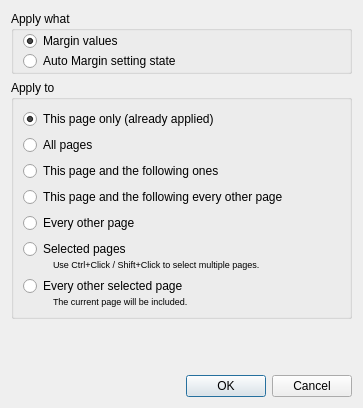
First picture: the form in filters/page_layout/ui/PageLayoutApplyDialog.ui, repository ImageProcessing-ElectronicPublications/scantailor-deviant, before the edit.
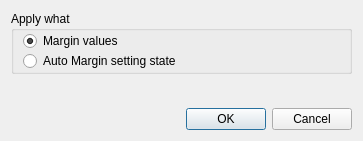
Second picture: the form after the edit. Custom widgets are drawn as their Qt base class.

Commit message:
Unified page range selection widget
All Apply to.. dialogs now use one widget for this.
Its logic is changed from "What pages to include" to combination "Page range" and "Excluding from range" which is more flexible.
To make UX transition easier for user counters of excluded and affected (range minus excluded) pages are displayed.
Also targeted pages are highlighted with yellow in thumbs list.

```diff
--- a/filters/page_layout/ui/PageLayoutApplyDialog.ui
+++ b/filters/page_layout/ui/PageLayoutApplyDialog.ui
@@ -10,7 +10,7 @@
     <x>0</x>
     <y>0</y>
     <width>363</width>
-    <height>408</height>
+    <height>141</height>
    </rect>
   </property>
   <property name="sizePolicy">
@@ -62,195 +62,7 @@
     </widget>
    </item>
    <item>
-    <widget class="QGroupBox" name="groupBox_2">
-     <property name="title">
-      <string>Apply to</string>
-     </property>
-     <layout class="QVBoxLayout" name="verticalLayout_2">
-      <item>
-       <widget class="QRadioButton" name="thisPageRB">
-        <property name="text">
-         <string>This page only (already applied)</string>
-        </property>
-        <property name="checked">
-         <bool>true</bool>
-        </property>
-       </widget>
-      </item>
-      <item>
-       <widget class="QRadioButton" name="allPagesRB">
-        <property name="text">
-         <string>All pages</string>
-        </property>
-       </widget>
-      </item>
-      <item>
-       <widget class="QRadioButton" name="thisPageAndFollowersRB">
-        <property name="text">
-         <string>This page and the following ones</string>
-        </property>
-       </widget>
-      </item>
-      <item>
-       <widget class="QWidget" name="everyOtherWidget" native="true">
-        <layout class="QVBoxLayout" name="verticalLayout_3">
-         <property name="spacing">
-          <number>0</number>
-         </property>
-         <property name="leftMargin">
-          <number>0</number>
-         </property>
-         <property name="topMargin">
-          <number>0</number>
-         </property>
-         <property name="rightMargin">
-          <number>0</number>
-         </property>
-         <property name="bottomMargin">
-          <number>0</number>
-         </property>
-         <item>
-          <widget class="QRadioButton" name="thisEveryOtherRB">
-           <property name="text">
-            <string extracomment="All odd or even pages, depending on the current page being odd or even.">This page and the following every other page</string>
-           </property>
-          </widget>
-         </item>
-        </layout>
-       </widget>
-      </item>
-      <item>
-       <widget class="QRadioButton" name="everyOtherRB">
-        <property name="text">
-         <string extracomment="All odd or even pages, depending on the current page being odd or even.">Every other page</string>
-        </property>
-       </widget>
-      </item>
-      <item>
-       <widget class="QWidget" name="selectedPagesWidget" native="true">
-        <layout class="QVBoxLayout" name="verticalLayout">
-         <property name="spacing">
-          <number>0</number>
-         </property>
-         <property name="leftMargin">
-          <number>0</number>
-         </property>
-         <property name="topMargin">
-          <number>0</number>
-         </property>
-         <property name="rightMargin">
-          <number>0</number>
-         </property>
-         <property name="bottomMargin">
-          <number>0</number>
-         </property>
-         <item>
-          <widget class="QRadioButton" name="selectedPagesRB">
-           <property name="text">
-            <string>Selected pages</string>
-           </property>
-          </widget>
-         </item>
-         <item>
-          <layout class="QHBoxLayout" name="horizontalLayout_2">
-           <property name="spacing">
-            <number>6</number>
-           </property>
-           <item>
-            <spacer name="horizontalSpacer_5">
-             <property name="orientation">
-              <enum>Qt::Horizontal</enum>
-             </property>
-             <property name="sizeType">
-              <enum>QSizePolicy::Fixed</enum>
-             </property>
-             <property name="sizeHint" stdset="0">
-              <size>
-               <width>30</width>
-               <height>0</height>
-              </size>
-             </property>
-            </spacer>
-           </item>
-           <item>
-            <widget class="QLabel" name="selectedPagesHint">
-             <property name="font">
-              <font>
-               <pointsize>7</pointsize>
-              </font>
-             </property>
-             <property name="text">
-              <string>Use Ctrl+Click / Shift+Click to select multiple pages.</string>
-             </property>
-            </widget>
-           </item>
-          </layout>
-         </item>
-        </layout>
-       </widget>
-      </item>
-      <item>
-       <widget class="QWidget" name="everyOtherSelectedWidget" native="true">
-        <layout class="QVBoxLayout" name="verticalLayout_4">
-         <property name="spacing">
-          <number>0</number>
-         </property>
-         <property name="leftMargin">
-          <number>0</number>
-         </property>
-         <property name="topMargin">
-          <number>0</number>
-         </property>
-         <property name="rightMargin">
-          <number>0</number>
-         </property>
-         <property name="bottomMargin">
-          <number>0</number>
-         </property>
-         <item>
-          <widget class="QRadioButton" name="everyOtherSelectedRB">
-           <property name="text">
-            <string>Every other selected page</string>
-           </property>
-          </widget>
-         </item>
-         <item>
-          <layout class="QHBoxLayout" name="horizontalLayout_5">
-           <item>
-            <spacer name="horizontalSpacer_6">
-             <property name="orientation">
-              <enum>Qt::Horizontal</enum>
-             </property>
-             <property name="sizeType">
-              <enum>QSizePolicy::Fixed</enum>
-             </property>
-             <property name="sizeHint" stdset="0">
-              <size>
-               <width>30</width>
-               <height>0</height>
-              </size>
-             </property>
-            </spacer>
-           </item>
-           <item>
-            <widget class="QLabel" name="everyOtherSelectedHint">
-             <property name="font">
-              <font>
-               <pointsize>7</pointsize>
-              </font>
-             </property>
-             <property name="text">
-              <string>The current page will be included.</string>
-             </property>
-            </widget>
-           </item>
-          </layout>
-         </item>
-        </layout>
-       </widget>
-      </item>
-     </layout>
-    </widget>
+    <widget class="PageRangeSelectorWidget" name="widgetPageRangeSelector" native="true"/>
    </item>
    <item>
     <spacer name="verticalSpacer">
@@ -277,6 +89,14 @@
    </item>
   </layout>
  </widget>
+ <customwidgets>
+  <customwidget>
+   <class>PageRangeSelectorWidget</class>
+   <extends>QWidget</extends>
+   <header>PageRangeSelectorWidget.h</header>
+   <container>1</container>
+  </customwidget>
+ </customwidgets>
  <resources/>
  <connections>
   <connection>
```
The commit also changes 31 other files.
